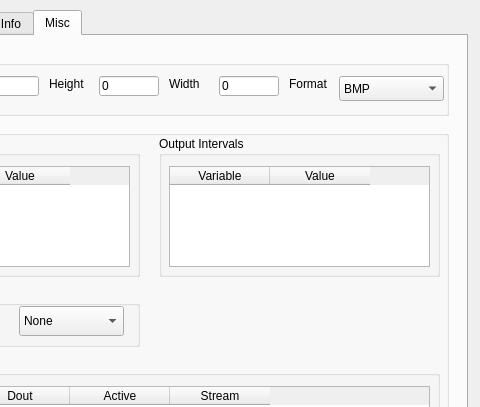
First picture: the form in src/VisIt/libsim/uintah.ui, repository Uintah/Uintah, before the edit; both pictures show x 174 to 654 and y 0 to 407 of the 654 by 837 pixel window.
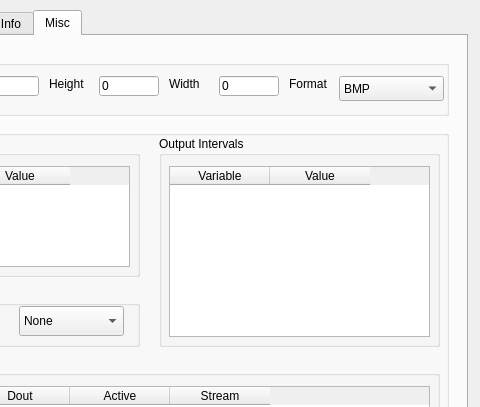
Second picture: the form after the edit. The open tabs and pages were chosen to show the change.

What changed in the file:
```diff
--- a/src/VisIt/libsim/uintah.ui
+++ b/src/VisIt/libsim/uintah.ui
@@ -812,7 +812,7 @@
          <x>310</x>
          <y>20</y>
          <width>281</width>
-         <height>141</height>
+         <height>211</height>
         </rect>
        </property>
        <property name="title">
@@ -824,7 +824,7 @@
           <x>10</x>
           <y>30</y>
           <width>261</width>
-          <height>101</height>
+          <height>171</height>
          </rect>
         </property>
         <column>
```
Left out of the diff: 10 changed lines with no effect on the pictures.
